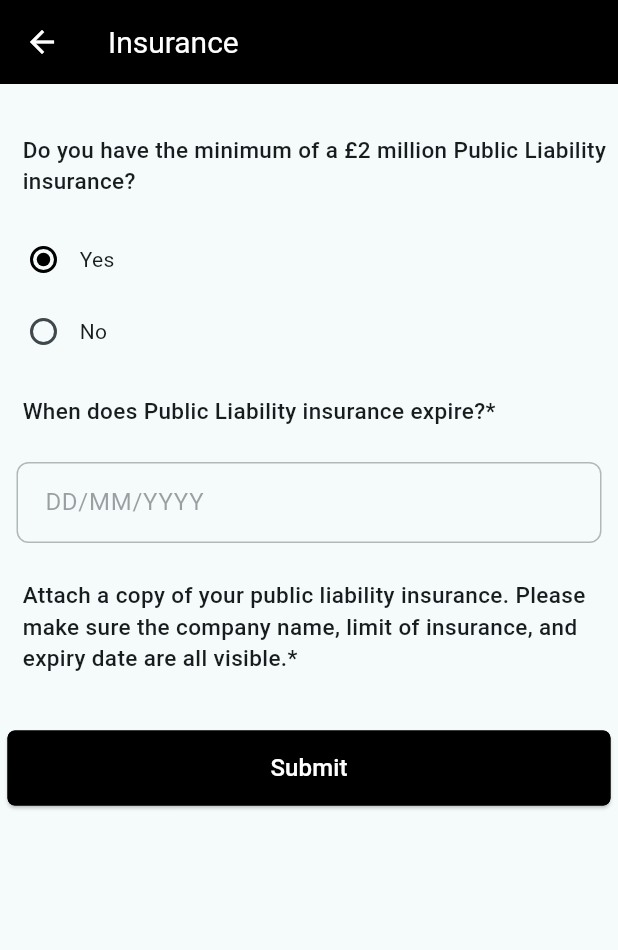
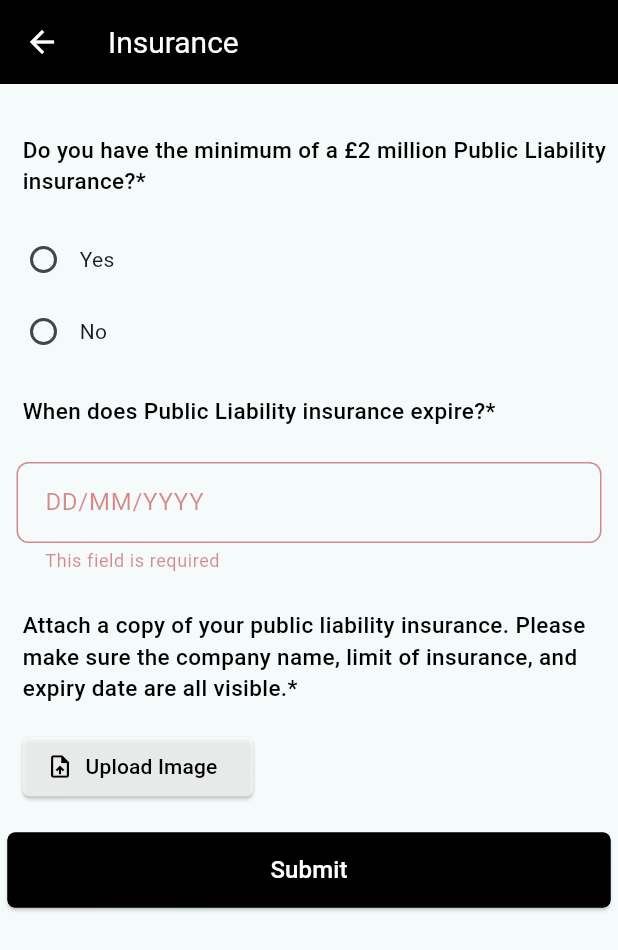
Before and after one commit to akshay-1705/maison_mate_partner_client, a Flutter app: the Insurance screen opened directly, after a tap on "Submit", on a phone screen of 412 x 824 dp. Shown: the top 950 px of the screen. Run offline on Flutter 3.47's test engine with Material 2 defaults, Android fonts, the phone set to English and light mode, and no system bars; our stand-ins replace file_picker, flutter_secure_storage, multi_select_flutter, webview_flutter; accounts and stored records are empty.

Commit message:
add validations in insurance form

```diff
--- /dev/null
+++ b/lib/provider/documentation/insurance_model.dart
@@ -0,0 +1,44 @@
+import 'dart:io';
+
+import 'package:flutter/material.dart';
+
+class InsuranceModel extends ChangeNotifier {
+  File? selectedFile;
+  String fileName = '';
+  bool isSubmitting = false;
+  String minimum2MillionInsurancePresent = '';
+  String minimum1MillionInsurancePresent = '';
+  Color minimum2MillionInsurancePresentColor = Colors.black;
+  Color minimum1MillionInsurancePresentColor = Colors.black;
+
+  void setSelectedFile(File value) {
+    selectedFile = value;
+    fileName = selectedFile!.path.split('/').last;
+    notifyListeners();
+  }
+
+  void setIsSubmitting(bool value) {
+    isSubmitting = value;
+    notifyListeners();
+  }
+
+  void setMinimum2MillionInsurancePresent(String value) {
+    minimum2MillionInsurancePresent = value;
+    notifyListeners();
+  }
+
+  void setMinimum1MillionInsurancePresent(String value) {
+    minimum1MillionInsurancePresent = value;
+    notifyListeners();
+  }
+
+  void setMinimum1MillionInsurancePresentColor(Color value) {
+    minimum1MillionInsurancePresentColor = value;
+    notifyListeners();
+  }
+
+  void setMinimum2MillionInsurancePresentColor(Color value) {
+    minimum2MillionInsurancePresentColor = value;
+    notifyListeners();
+  }
+}
--- a/lib/shared/my_form.dart
+++ b/lib/shared/my_form.dart
@@ -6,13 +6,15 @@ import 'package:maison_mate/constants.dart';
 import 'package:multi_select_flutter/multi_select_flutter.dart';
 
 class MyForm {
-  static Container formFieldHeader(String label) {
+  static Container formFieldHeader(String label, [Color? color]) {
+    color ??= Colors.black;
     return Container(
         padding: const EdgeInsets.only(left: 10, top: 18, bottom: 18),
         alignment: Alignment.bottomLeft,
         child: Text(
           label,
-          style: const TextStyle(fontSize: 15.0, fontWeight: FontWeight.w500),
+          style: TextStyle(
+              fontSize: 15.0, fontWeight: FontWeight.w500, color: color),
         ));
   }
 
--- a/lib/widgets/onboarding/documentation/insurance.dart
+++ b/lib/widgets/onboarding/documentation/insurance.dart
@@ -1,6 +1,11 @@
 import 'package:flutter/material.dart';
+import 'package:maison_mate/network/client/post_client.dart';
+import 'package:maison_mate/network/response/api_response.dart';
+import 'package:maison_mate/provider/documentation/insurance_model.dart';
 import 'package:maison_mate/shared/custom_app_bar.dart';
 import 'package:maison_mate/shared/my_form.dart';
+import 'package:maison_mate/shared/my_snackbar.dart';
+import 'package:provider/provider.dart';
 
 class Insurance extends StatefulWidget {
   const Insurance({Key? key}) : super(key: key);
@@ -11,14 +16,17 @@ class Insurance extends StatefulWidget {
 
 class _InsuranceState extends State<Insurance> {
   final GlobalKey<FormState> _formKey = GlobalKey<FormState>();
+  Future<ApiResponse>? futureData;
   final TextEditingController insuranceExpiryDateController =
       TextEditingController();
 
   @override
   Widget build(BuildContext context) {
-    return Scaffold(
-      appBar:
-          CustomAppBar.show(context, "Insurance", const Icon(Icons.arrow_back)),
+    return ChangeNotifierProvider(
+        create: (context) => InsuranceModel(),
+        child: Scaffold(
+          appBar: CustomAppBar.show(
+              context, "Insurance", const Icon(Icons.arrow_back)),
           body: WillPopScope(
             onWillPop: () async {
               return Future.value(false);
@@ -29,30 +37,100 @@ class _InsuranceState extends State<Insurance> {
               },
               child: SingleChildScrollView(
                 padding: const EdgeInsets.all(5.0),
-            child: Form(
+                child: Consumer<InsuranceModel>(
+                    builder: (context, banking, child) {
+                  final InsuranceModel model =
+                      Provider.of<InsuranceModel>(context);
+                  return Form(
                     key: _formKey,
                     child: Column(
                       crossAxisAlignment: CrossAxisAlignment.stretch,
                       children: [
                         const SizedBox(height: 10),
                         MyForm.formFieldHeader(
-                      'Do you have the minimum of a £2 million Public Liability insurance?'),
-                  MyForm.buildRadioButtons(['Yes', 'No'], 'Yes', (value) {}),
+                            'Do you have the minimum of a £2 million Public Liability insurance?*',
+                            model.minimum2MillionInsurancePresentColor),
+                        MyForm.buildRadioButtons(['Yes', 'No'],
+                            model.minimum2MillionInsurancePresent, (value) {
+                          if (value == 'Yes') {
+                            // registeredNameController.text = '';
+                          }
+                          model.setMinimum2MillionInsurancePresent(value);
+                        }),
+                        if (model.minimum2MillionInsurancePresent == 'No') ...[
+                          MyForm.formFieldHeader(
+                              'Do you have the minimum of a £1 million Public Liability insurance?*',
+                              model.minimum1MillionInsurancePresentColor),
+                          MyForm.buildRadioButtons(
+                              ['Yes'], model.minimum1MillionInsurancePresent,
+                              (value) {
+                            model.setMinimum1MillionInsurancePresent(value);
+                          }),
+                        ],
                         MyForm.formFieldHeader(
                             'When does Public Liability insurance expire?*'),
-                  MyForm.datePickerFormField(
-                      'DD/MM/YYYY', insuranceExpiryDateController, context),
+                        MyForm.datePickerFormField('DD/MM/YYYY',
+                            insuranceExpiryDateController, context),
                         MyForm.formFieldHeader(
                             'Attach a copy of your public liability insurance. Please make sure the company name, limit of insurance, and expiry date are all visible.*'),
-                  // uploadImageButton(),
+                        MyForm.uploadImageSection(model),
                         const SizedBox(height: 20),
-                  MyForm.submitButton("Submit", () {}),
+                        (futureData != null)
+                            ? PostClient.futureBuilder(
+                                model,
+                                futureData!,
+                                "Submit",
+                                () async {
+                                  onSubmitCallback(model);
+                                },
+                                () {},
+                              )
+                            : MyForm.submitButton("Submit", () async {
+                                onSubmitCallback(model);
+                              }),
                       ],
+                    ),
+                  );
+                }),
               ),
             ),
           ),
-        ),
-      ),
-    );
+        ));
+  }
+
+  void onSubmitCallback(InsuranceModel model) {
+    if (_formKey.currentState!.validate()) {
+      if (model.minimum2MillionInsurancePresent == '') {
+        model.setMinimum2MillionInsurancePresentColor(Colors.red);
+        ScaffoldMessenger.of(context).showSnackBar(
+            MySnackBar(message: 'Insurance is required', error: true)
+                .getSnackbar());
+      } else if (model.minimum2MillionInsurancePresent == 'No' &&
+          model.minimum1MillionInsurancePresent == '') {
+        model.setMinimum2MillionInsurancePresentColor(Colors.black);
+        model.setMinimum1MillionInsurancePresentColor(Colors.red);
+        ScaffoldMessenger.of(context).showSnackBar(
+            MySnackBar(message: 'Insurance is required', error: true)
+                .getSnackbar());
+      } else if (model.selectedFile == null) {
+        model.setMinimum2MillionInsurancePresentColor(Colors.black);
+        model.setMinimum1MillionInsurancePresentColor(Colors.black);
+        ScaffoldMessenger.of(context).showSnackBar(MySnackBar(
+                message: 'Please upload image before submitting', error: true)
+            .getSnackbar());
+      } else {
+        model.setIsSubmitting(true);
+        var formData = {
+          'minimum_two_million_insurance':
+              model.minimum2MillionInsurancePresent == 'Yes',
+          'minimum_one_million_insurance':
+              model.minimum1MillionInsurancePresent == 'Yes',
+          'expiry_date_in_epoch': insuranceExpiryDateController.text,
+          'file': model.selectedFile,
+        };
+        // TODO: Update URL
+        futureData = PostClient.request('', formData, model, (response) {});
       }
     }
+  }
+}
```
Lines whose indentation alone changed are shown as unchanged.
